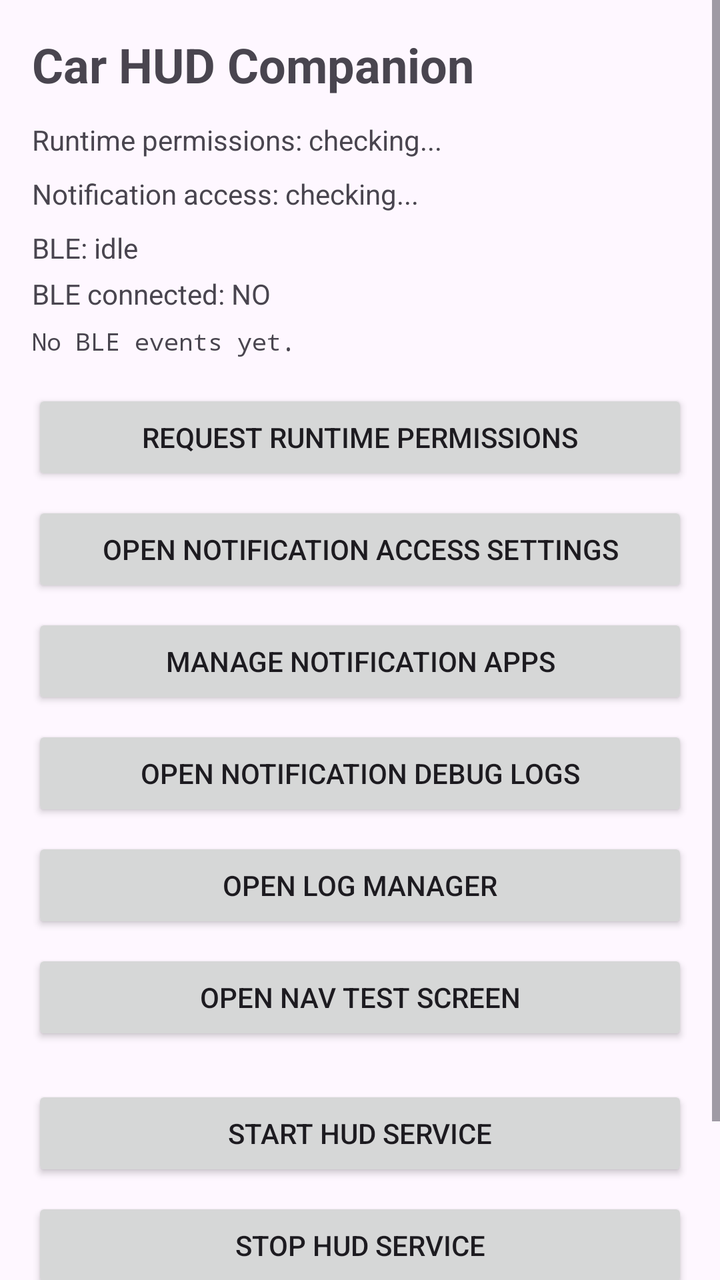
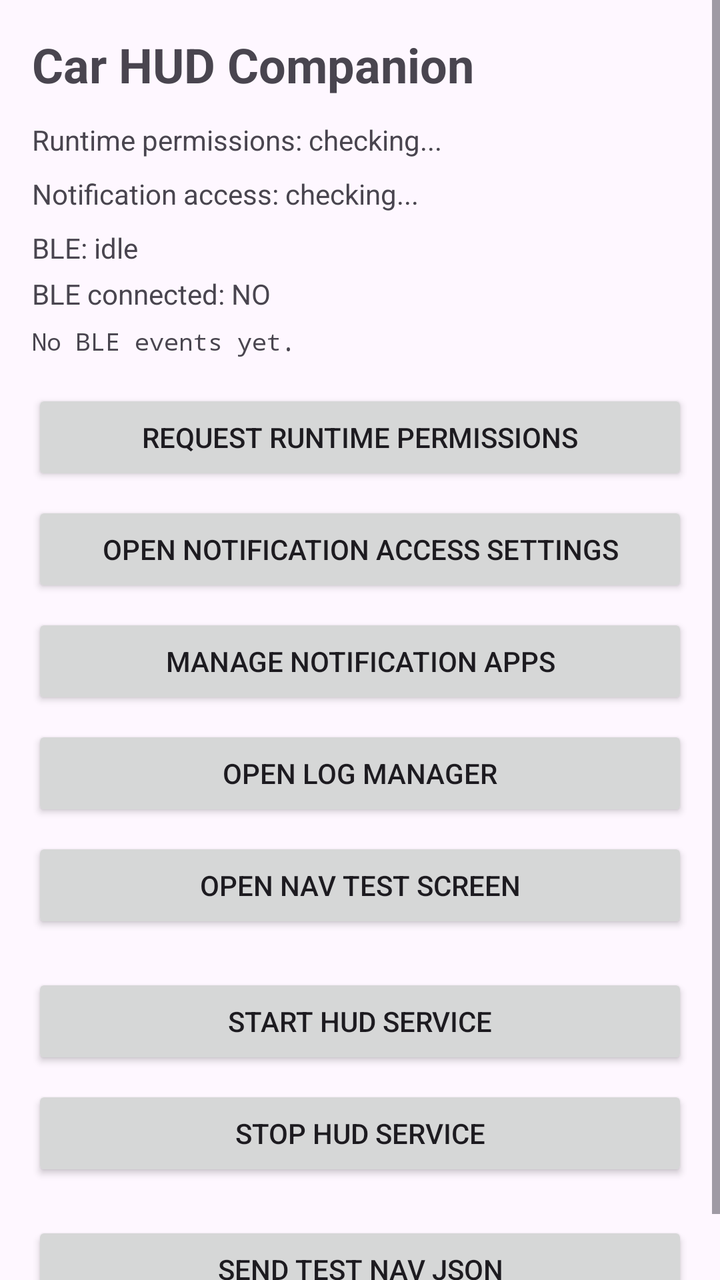

Before-and-after screenshots of an Android layout around one commit, followed by the original layout XML and the change that was made.
<!-- AndroidManifest.xml: application theme Theme.HubNotification -->
<!-- res/layout/activity_main.xml -->
<?xml version="1.0" encoding="utf-8"?>
<androidx.constraintlayout.widget.ConstraintLayout xmlns:android="http://schemas.android.com/apk/res/android"
    xmlns:app="http://schemas.android.com/apk/res-auto"
    xmlns:tools="http://schemas.android.com/tools"
    android:id="@+id/main"
    android:layout_width="match_parent"
    android:layout_height="match_parent"
    tools:context=".MainActivity">

    <ScrollView
        android:id="@+id/scrollRoot"
        android:layout_width="0dp"
        android:layout_height="0dp"
        app:layout_constraintBottom_toBottomOf="parent"
        app:layout_constraintEnd_toEndOf="parent"
        app:layout_constraintStart_toStartOf="parent"
        app:layout_constraintTop_toTopOf="parent">

        <LinearLayout
            android:layout_width="match_parent"
            android:layout_height="wrap_content"
            android:orientation="vertical"
            android:padding="16dp">

            <TextView
                android:id="@+id/txtTitle"
                android:layout_width="match_parent"
                android:layout_height="wrap_content"
                android:text="Car HUD Companion"
                android:textSize="24sp"
                android:textStyle="bold" />

            <TextView
                android:id="@+id/txtPermissionStatus"
                android:layout_width="match_parent"
                android:layout_height="wrap_content"
                android:layout_marginTop="12dp"
                android:text="Runtime permissions: checking..." />

            <TextView
                android:id="@+id/txtNotificationAccessStatus"
                android:layout_width="match_parent"
                android:layout_height="wrap_content"
                android:layout_marginTop="8dp"
                android:text="Notification access: checking..." />

            <TextView
                android:id="@+id/txtBleStatus"
                android:layout_width="match_parent"
                android:layout_height="wrap_content"
                android:layout_marginTop="8dp"
                android:text="BLE: idle" />

            <TextView
                android:id="@+id/txtBleConnectedStatus"
                android:layout_width="match_parent"
                android:layout_height="wrap_content"
                android:layout_marginTop="4dp"
                android:text="BLE connected: NO" />

            <TextView
                android:id="@+id/txtBleTimeline"
                android:layout_width="match_parent"
                android:layout_height="wrap_content"
                android:layout_marginTop="6dp"
                android:fontFamily="monospace"
                android:text="No BLE events yet."
                android:textSize="12sp" />

            <Button
                android:id="@+id/btnRequestPermissions"
                android:layout_width="match_parent"
                android:layout_height="wrap_content"
                android:layout_marginTop="16dp"
                android:text="Request Runtime Permissions" />

            <Button
                android:id="@+id/btnOpenNotificationAccess"
                android:layout_width="match_parent"
                android:layout_height="wrap_content"
                android:layout_marginTop="8dp"
                android:text="Open Notification Access Settings" />

            <Button
                android:id="@+id/btnManageNotificationApps"
                android:layout_width="match_parent"
                android:layout_height="wrap_content"
                android:layout_marginTop="8dp"
                android:text="Manage Notification Apps" />

            <Button
                android:id="@+id/btnOpenDebugLogs"
                android:layout_width="match_parent"
                android:layout_height="wrap_content"
                android:layout_marginTop="8dp"
                android:text="Open Notification Debug Logs" />

            <Button
                android:id="@+id/btnOpenLogManager"
                android:layout_width="match_parent"
                android:layout_height="wrap_content"
                android:layout_marginTop="8dp"
                android:text="Open Log Manager" />

            <Button
                android:id="@+id/btnOpenNavTest"
                android:layout_width="match_parent"
                android:layout_height="wrap_content"
                android:layout_marginTop="8dp"
                android:text="Open NAV Test Screen" />

            <Button
                android:id="@+id/btnStartHud"
                android:layout_width="match_parent"
                android:layout_height="wrap_content"
                android:layout_marginTop="20dp"
                android:text="Start HUD Service" />

            <Button
                android:id="@+id/btnStopHud"
                android:layout_width="match_parent"
                android:layout_height="wrap_content"
                android:layout_marginTop="8dp"
                android:text="Stop HUD Service" />

            <Button
                android:id="@+id/btnSendTestNav"
                android:layout_width="match_parent"
                android:layout_height="wrap_content"
                android:layout_marginTop="20dp"
                android:text="Send Test NAV JSON" />

        </LinearLayout>
    </ScrollView>

</androidx.constraintlayout.widget.ConstraintLayout>
<!-- resources referenced by this layout -->
<resources>
  <style name="Theme.HubNotification" parent="Base.Theme.HubNotification" />
  <style name="Base.Theme.HubNotification" parent="Theme.Material3.DayNight.NoActionBar">
          
          
      </style>
</resources>

<!-- the commit's change to res/layout/activity_main.xml (unified diff, before → after) -->
@@ -88,7 +88,7 @@
                 android:layout_marginTop="8dp"
                 android:text="Manage Notification Apps" />
 
-            <Button
+            <Button android:visibility="gone"
                 android:id="@+id/btnOpenDebugLogs"
                 android:layout_width="match_parent"
                 android:layout_height="wrap_content"
